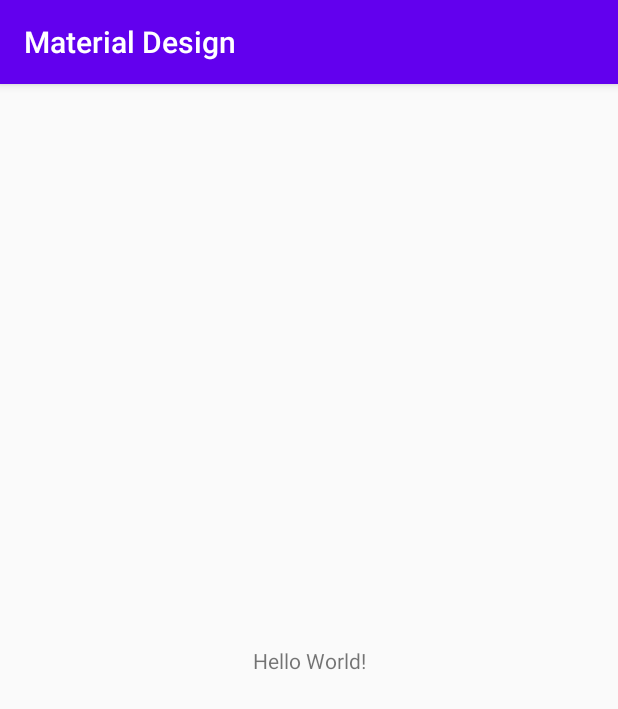
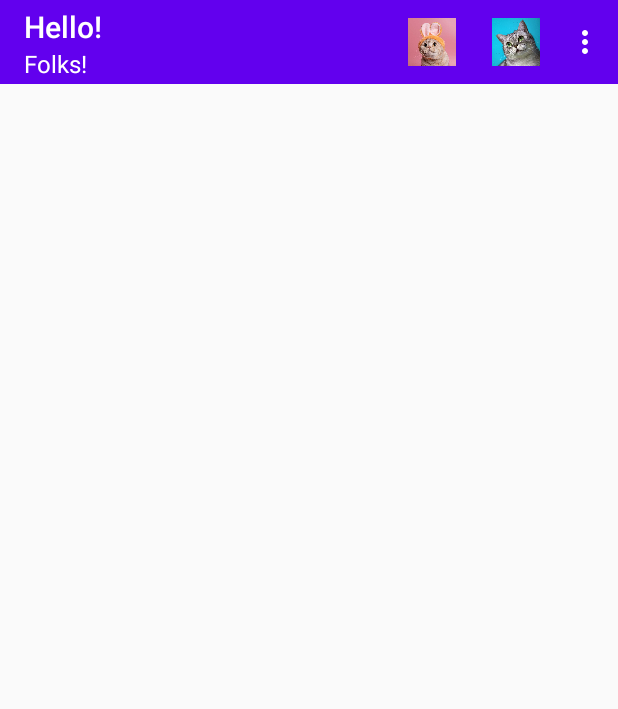
Before and after one commit to Jinny-ham/desktop-tutorial, an Android app: the screen it shows after launch (MainActivity), on a phone screen of 412 x 824 dp. Shown: the top 709 px of the screen. Run offline under Robolectric (Android 15) with nearby library versions, the light colour scheme and no system bars.

Commit message:
Adding popup menu with custom theme

```diff
--- a/MaterialDesign/app/build.gradle
+++ b/MaterialDesign/app/build.gradle
@@ -6,7 +6,7 @@
 
     defaultConfig {
         applicationId "com.example.materialdesign"
-        minSdkVersion 16
+        minSdkVersion 17
         targetSdkVersion 29
         versionCode 1
         versionName "1.0"
--- a/MaterialDesign/app/src/main/AndroidManifest.xml
+++ b/MaterialDesign/app/src/main/AndroidManifest.xml
@@ -8,8 +8,7 @@
         android:label="@string/app_name"
         android:roundIcon="@mipmap/ic_launcher_round"
         android:supportsRtl="true"
-        android:theme="@style/AppTheme"
-        android:fullBackupContent="">
+        android:theme="@style/MaterialTheme">
         <activity android:name=".MainActivity">
             <intent-filter>
                 <action android:name="android.intent.action.MAIN" />
--- a/MaterialDesign/app/src/main/java/com/example/materialdesign/MainActivity.java
+++ b/MaterialDesign/app/src/main/java/com/example/materialdesign/MainActivity.java
@@ -1,14 +1,69 @@
 package com.example.materialdesign;
 
+import androidx.annotation.NonNull;
 import androidx.appcompat.app.AppCompatActivity;
+import androidx.appcompat.widget.Toolbar;
 
 import android.os.Bundle;
+import android.view.Menu;
+import android.view.MenuItem;
+import android.widget.Toast;
 
 public class MainActivity extends AppCompatActivity {
+
+    Toolbar toolbar;
 
     @Override
     protected void onCreate(Bundle savedInstanceState) {
         super.onCreate(savedInstanceState);
         setContentView(R.layout.activity_main);
+
+        toolbar = (Toolbar) findViewById(R.id.toolbar);
+        setSupportActionBar(toolbar);
+
+        getSupportActionBar().setTitle("Hello!");
+        toolbar.setSubtitle("Folks!");
+
+//        if(Build.VERSION.SDK_INT >= Build.VERSION_CODES.LOLLIPOP){
+//            toolbar.setElevation(10f);
+//        }
+
+        //.setLogo(R.drawable.);
+        //toolbar.setNavigationIcon();
     }
+
+    @Override
+    public boolean onCreateOptionsMenu(Menu menu) {
+        getMenuInflater().inflate(R.menu.menu_main, menu);
+        return true;
+    }
+
+    @Override
+    public boolean onOptionsItemSelected(@NonNull MenuItem item) {
+        String msg = "";
+
+        switch (item.getItemId()){
+            case R.id.discard:
+                msg = "Delete";
+                break;
+            case R.id.search:
+                msg = "Search";
+                break;
+            case R.id.edit:
+                msg = "Edit";
+                break;
+            case R.id.settings:
+                msg = "Settings";
+                break;
+            case R.id.exit:
+                msg = "Exit";
+                break;
+        }
+
+        Toast.makeText(this, msg + " clicked!", Toast.LENGTH_SHORT).show();
+
+        return super.onOptionsItemSelected(item);
+    }
+
+
 }
--- a/MaterialDesign/app/src/main/res/layout/activity_main.xml
+++ b/MaterialDesign/app/src/main/res/layout/activity_main.xml
@@ -6,13 +6,11 @@
     android:layout_height="match_parent"
     tools:context=".MainActivity">
 
-    <TextView
-        android:layout_width="wrap_content"
-        android:layout_height="wrap_content"
-        android:text="Hello World!"
-        app:layout_constraintBottom_toBottomOf="parent"
-        app:layout_constraintLeft_toLeftOf="parent"
-        app:layout_constraintRight_toRightOf="parent"
+    <include
+        android:id="@+id/toolbar"
+        layout="@layout/toolbar"
+        app:layout_constraintEnd_toEndOf="parent"
+        app:layout_constraintStart_toStartOf="parent"
         app:layout_constraintTop_toTopOf="parent" />
 
 </androidx.constraintlayout.widget.ConstraintLayout>
--- /dev/null
+++ b/MaterialDesign/app/src/main/res/layout/toolbar.xml
@@ -0,0 +1,11 @@
+<?xml version="1.0" encoding="utf-8"?>
+<androidx.appcompat.widget.Toolbar xmlns:android="http://schemas.android.com/apk/res/android"
+    xmlns:app="http://schemas.android.com/apk/res-auto"
+    xmlns:tools="http://schemas.android.com/tools"
+    android:layout_width="match_parent"
+    android:layout_height="wrap_content"
+    android:minWidth="?attr/actionBarSize"
+    android:background="@color/colorPrimary"
+    android:theme="@style/ToolbarTheme"
+    app:popupTheme="@style/PopupTheme"
+    tools:context=".MainActivity" />
--- /dev/null
+++ b/MaterialDesign/app/src/main/res/menu/menu_main.xml
@@ -0,0 +1,61 @@
+<menu xmlns:android="http://schemas.android.com/apk/res/android"
+    xmlns:app="http://schemas.android.com/apk/res-auto"
+    xmlns:tools="http://schemas.android.com/tools"
+    android:id="@+id/actionMenuView"
+        android:layout_width="wrap_content"
+        android:layout_height="wrap_content"
+        android:orientation="vertical"
+        app:layout_constraintEnd_toEndOf="parent"
+        app:layout_constraintTop_toTopOf="parent">
+
+    <item
+        android:id="@+id/discard"
+        android:layout_width="59dp"
+        android:layout_height="wrap_content"
+        android:icon="@drawable/raon"
+        android:orderInCategory="100"
+        android:title="Delete"
+        app:showAsAction="always"
+        tools:layout_editor_absoluteY="319dp" />
+
+    <item
+        android:id="@+id/search"
+        android:layout_width="59dp"
+        android:layout_height="wrap_content"
+        android:icon="@drawable/suri"
+        android:orderInCategory="100"
+        android:title="Search"
+        app:showAsAction="always"
+        tools:layout_editor_absoluteX="88dp"
+        tools:layout_editor_absoluteY="319dp" />
+
+        <item
+            android:id="@+id/settings"
+            android:layout_width="59dp"
+            android:layout_height="wrap_content"
+            android:orderInCategory="100"
+            android:title="Settings"
+            app:showAsAction="never"
+            tools:layout_editor_absoluteX="176dp"
+            tools:layout_editor_absoluteY="319dp" />
+
+        <item
+            android:id="@+id/edit"
+            android:layout_width="59dp"
+            android:layout_height="wrap_content"
+            android:orderInCategory="100"
+            android:title="Edit"
+            app:showAsAction="never"
+            tools:layout_editor_absoluteX="264dp"
+            tools:layout_editor_absoluteY="319dp" />
+
+        <item
+            android:id="@+id/exit"
+            android:layout_width="59dp"
+            android:layout_height="wrap_content"
+            android:orderInCategory="100"
+            android:title="Exit"
+            app:showAsAction="never"
+            tools:layout_editor_absoluteX="352dp"
+            tools:layout_editor_absoluteY="319dp" />
+</menu>
--- a/MaterialDesign/app/src/main/res/values/styles.xml
+++ b/MaterialDesign/app/src/main/res/values/styles.xml
@@ -1,10 +1,25 @@
 <resources>
     <!-- Base application theme. -->
-    <style name="AppTheme" parent="Theme.AppCompat.Light.DarkActionBar">
+
+    <style name="MaterialTheme" parent="ParentMaterialTheme">
+
+    </style>
+
+    <style name="ParentMaterialTheme" parent="Theme.AppCompat.Light.NoActionBar">
         <!-- Customize your theme here. -->
         <item name="colorPrimary">@color/colorPrimary</item>
         <item name="colorPrimaryDark">@color/colorPrimaryDark</item>
         <item name="colorAccent">@color/colorAccent</item>
     </style>
 
+    <style name="ToolbarTheme" parent="ThemeOverlay.AppCompat.Light">
+        <item name="android:textColorPrimary">@android:color/white</item>
+        <item name="android:textColorSecondary">@android:color/white</item>
+    </style>
+
+    <style name="PopupTheme" parent="ThemeOverlay.AppCompat.Light">
+        <item name="android:textColorPrimary">#9e9e9e</item>
+        <item name="android:background">#fffcfff6</item>
+    </style>
+
 </resources>
```
Also changed, not shown: MaterialDesign/app/src/main/res/drawable-finger/raon.jpg (added), MaterialDesign/app/src/main/res/drawable/suri.jpg (added).
